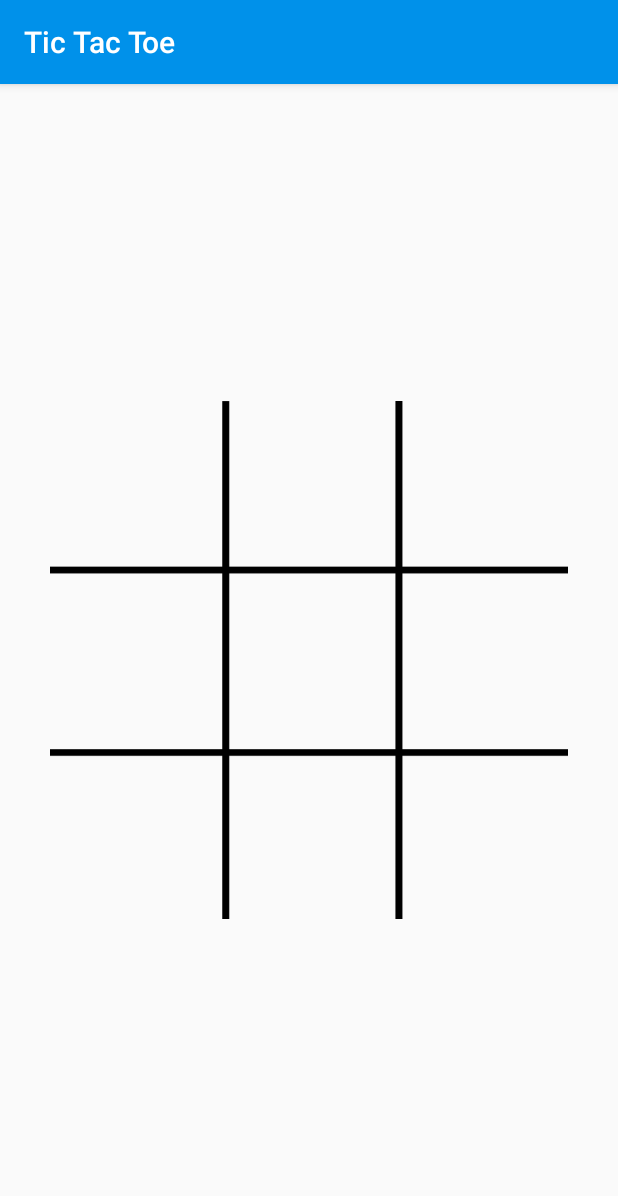
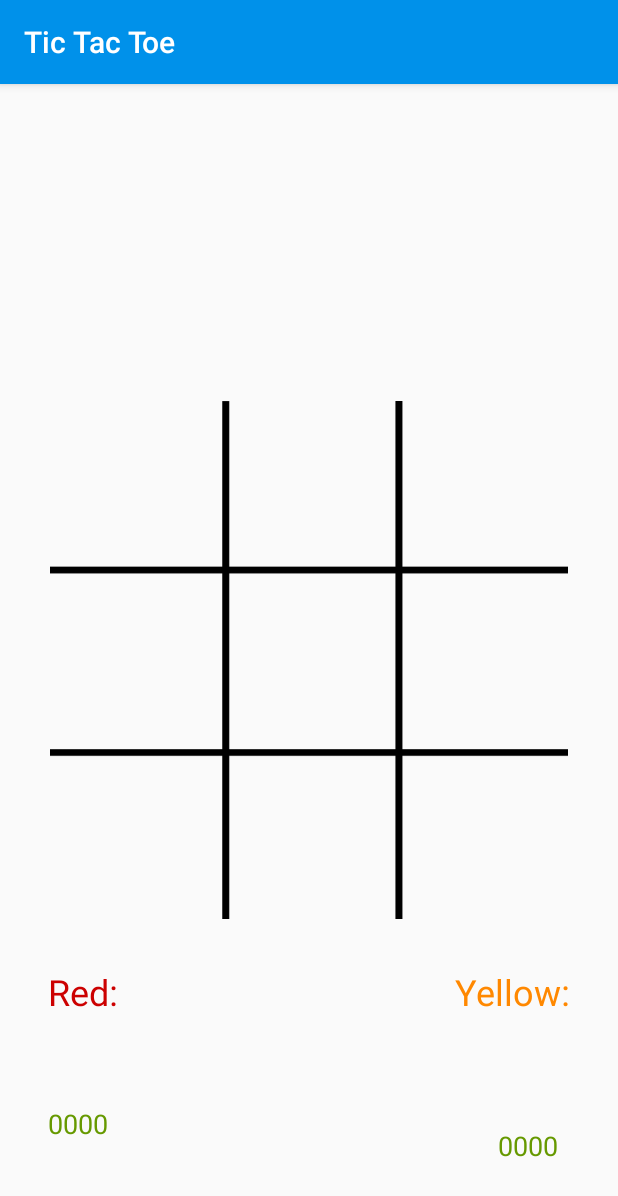
Before and after one commit to DebdutBiswas/AndroidTrainning, an Android app: the screen it shows after launch (MainActivity), on a phone screen of 412 x 824 dp. Shown: the top 1196 px of the screen. Run offline under Robolectric (Android 15) with nearby library versions, the phone set to English and light mode, and no system bars.

Commit message:
Tic Tac Toe Revision 2 Final

```diff
--- a/TicTacToe/app/src/main/AndroidManifest.xml
+++ b/TicTacToe/app/src/main/AndroidManifest.xml
@@ -4,12 +4,13 @@
 
     <application
         android:allowBackup="true"
-        android:icon="@mipmap/ic_launcher"
+        android:icon="@mipmap/ic_launcher_game"
         android:label="@string/app_name"
         android:roundIcon="@mipmap/ic_launcher_round"
         android:supportsRtl="true"
         android:theme="@style/AppTheme">
-        <activity android:name=".MainActivity">
+        <activity android:name=".MainActivity"
+            android:screenOrientation="portrait">
             <intent-filter>
                 <action android:name="android.intent.action.MAIN" />
 
--- a/TicTacToe/app/src/main/java/com/example/tictactoe/MainActivity.java
+++ b/TicTacToe/app/src/main/java/com/example/tictactoe/MainActivity.java
@@ -36,10 +36,13 @@ public class MainActivity extends AppCompatActivity {
                              5,      /* **# */
                              8}};    /* **# */
     boolean wonFlag = false;
-    String winner = "E";
+    String winner;
+    int redScore = 0, yellowScore = 0;
 
     public void dropIn(View capView){
         ImageView capImageView = (ImageView) capView;
+        TextView redScoreTextView = findViewById(R.id.redScoreTextView);
+        TextView yellowScoreTextView = findViewById(R.id.yellowScoreTextView);
         int currentTappedCap = Integer.parseInt(capImageView.getTag().toString());
         tappedCount++;
 
@@ -67,9 +70,13 @@ public class MainActivity extends AppCompatActivity {
                     wonFlag = true;
                     Log.i("Info",gameStates[winningState[0]]);
                     if(gameStates[winningState[0]] == "Y") {
+                        yellowScore++;
                         winner = "Yellow";
+                        yellowScoreTextView.setText(String.valueOf(yellowScore));
                     } else {
+                        redScore++;
                         winner = "Red";
+                        redScoreTextView.setText(String.valueOf(redScore));
                     }
 
                     for(int winningStateChunk : winningState) {
--- a/TicTacToe/app/src/main/res/layout/activity_main.xml
+++ b/TicTacToe/app/src/main/res/layout/activity_main.xml
@@ -148,4 +148,58 @@
             android:textSize="36sp" />
 
     </LinearLayout>
+
+    <TextView
+        android:id="@+id/redScoreLbl"
+        android:layout_width="wrap_content"
+        android:layout_height="wrap_content"
+        android:layout_marginStart="32dp"
+        android:layout_marginLeft="32dp"
+        android:layout_marginTop="32dp"
+        android:text="Red:"
+        android:textColor="@android:color/holo_red_dark"
+        android:textSize="24sp"
+        app:layout_constraintStart_toStartOf="parent"
+        app:layout_constraintTop_toBottomOf="@+id/playAgainLayout" />
+
+    <TextView
+        android:id="@+id/yellowScoreLbl"
+        android:layout_width="wrap_content"
+        android:layout_height="wrap_content"
+        android:layout_marginTop="32dp"
+        android:layout_marginEnd="32dp"
+        android:layout_marginRight="32dp"
+        android:text="Yellow:"
+        android:textColor="@android:color/holo_orange_dark"
+        android:textSize="24sp"
+        app:layout_constraintEnd_toEndOf="parent"
+        app:layout_constraintTop_toBottomOf="@+id/playAgainLayout" />
+
+    <TextView
+        android:id="@+id/redScoreTextView"
+        android:layout_width="wrap_content"
+        android:layout_height="wrap_content"
+        android:layout_marginStart="32dp"
+        android:layout_marginLeft="32dp"
+        android:text="0000"
+        android:textColor="@android:color/holo_green_dark"
+        android:textSize="18sp"
+        app:layout_constraintBottom_toBottomOf="parent"
+        app:layout_constraintStart_toStartOf="parent"
+        app:layout_constraintTop_toBottomOf="@+id/redScoreLbl"
+        app:layout_constraintVertical_bias="0.487" />
+
+    <TextView
+        android:id="@+id/yellowScoreTextView"
+        android:layout_width="wrap_content"
+        android:layout_height="wrap_content"
+        android:layout_marginEnd="40dp"
+        android:layout_marginRight="40dp"
+        android:text="0000"
+        android:textColor="@android:color/holo_green_dark"
+        android:textSize="18sp"
+        app:layout_constraintBottom_toBottomOf="parent"
+        app:layout_constraintEnd_toEndOf="parent"
+        app:layout_constraintTop_toBottomOf="@+id/yellowScoreLbl"
+        app:layout_constraintVertical_bias="0.609" />
 </android.support.constraint.ConstraintLayout>
--- /dev/null
+++ b/TicTacToe/app/src/main/res/mipmap-anydpi-v26/ic_launcher_game.xml
@@ -0,0 +1,5 @@
+<?xml version="1.0" encoding="utf-8"?>
+<adaptive-icon xmlns:android="http://schemas.android.com/apk/res/android">
+    <background android:drawable="@color/ic_launcher_game_background"/>
+    <foreground android:drawable="@drawable/ic_launcher_game_foreground"/>
+</adaptive-icon>
--- /dev/null
+++ b/TicTacToe/app/src/main/res/mipmap-anydpi-v26/ic_launcher_game_round.xml
@@ -0,0 +1,5 @@
+<?xml version="1.0" encoding="utf-8"?>
+<adaptive-icon xmlns:android="http://schemas.android.com/apk/res/android">
+    <background android:drawable="@color/ic_launcher_game_background"/>
+    <foreground android:drawable="@drawable/ic_launcher_game_foreground"/>
+</adaptive-icon>
--- /dev/null
+++ b/TicTacToe/app/src/main/res/values/ic_launcher_game_background.xml
@@ -0,0 +1,4 @@
+<?xml version="1.0" encoding="utf-8"?>
+<resources>
+    <color name="ic_launcher_game_background">#FFFFFF</color>
+</resources>
```
Also changed, not shown: TicTacToe/app/src/main/res/drawable/ic_launcher_game_foreground.xml (added, +13 -0 lines), TicTacToe/app/src/main/ic_launcher_game-web.png (added), TicTacToe/app/src/main/res/mipmap-hdpi/ic_launcher_game.png (added), TicTacToe/app/src/main/res/mipmap-hdpi/ic_launcher_game_round.png (added), TicTacToe/app/src/main/res/mipmap-mdpi/ic_launcher_game.png (added), TicTacToe/app/src/main/res/mipmap-mdpi/ic_launcher_game_round.png (added), TicTacToe/app/src/main/res/mipmap-xhdpi/ic_launcher_game.png (added), TicTacToe/app/src/main/res/mipmap-xhdpi/ic_launcher_game_round.png (added), TicTacToe/app/src/main/res/mipmap-xxhdpi/ic_launcher_game.png (added), TicTacToe/app/src/main/res/mipmap-xxhdpi/ic_launcher_game_round.png (added), TicTacToe/app/src/main/res/mipmap-xxxhdpi/ic_launcher_game.png (added), TicTacToe/app/src/main/res/mipmap-xxxhdpi/ic_launcher_game_round.png (added).
